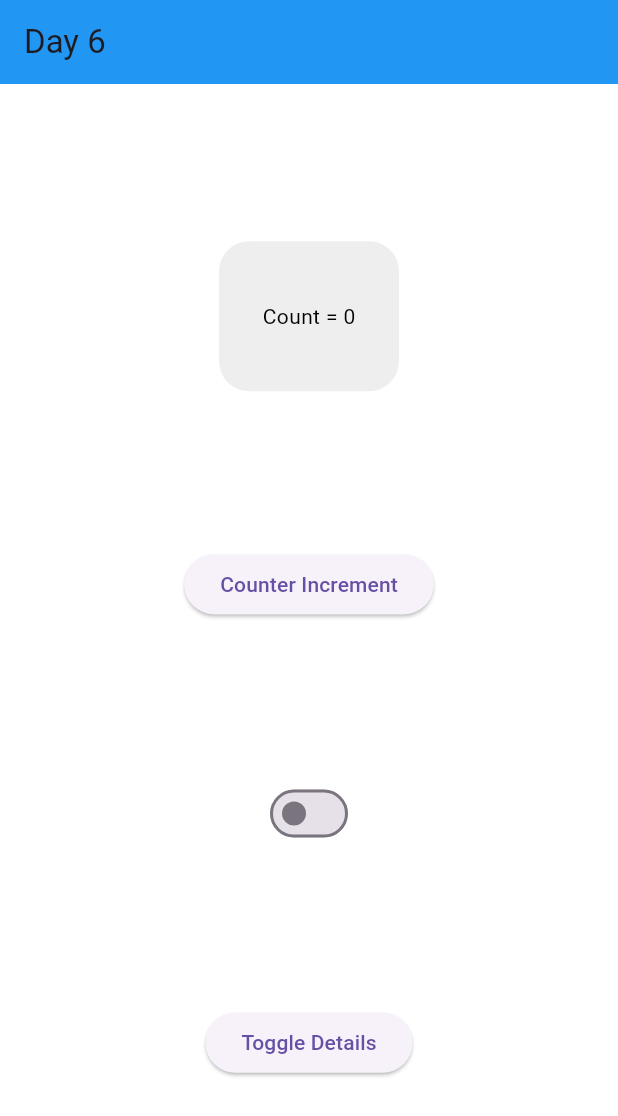
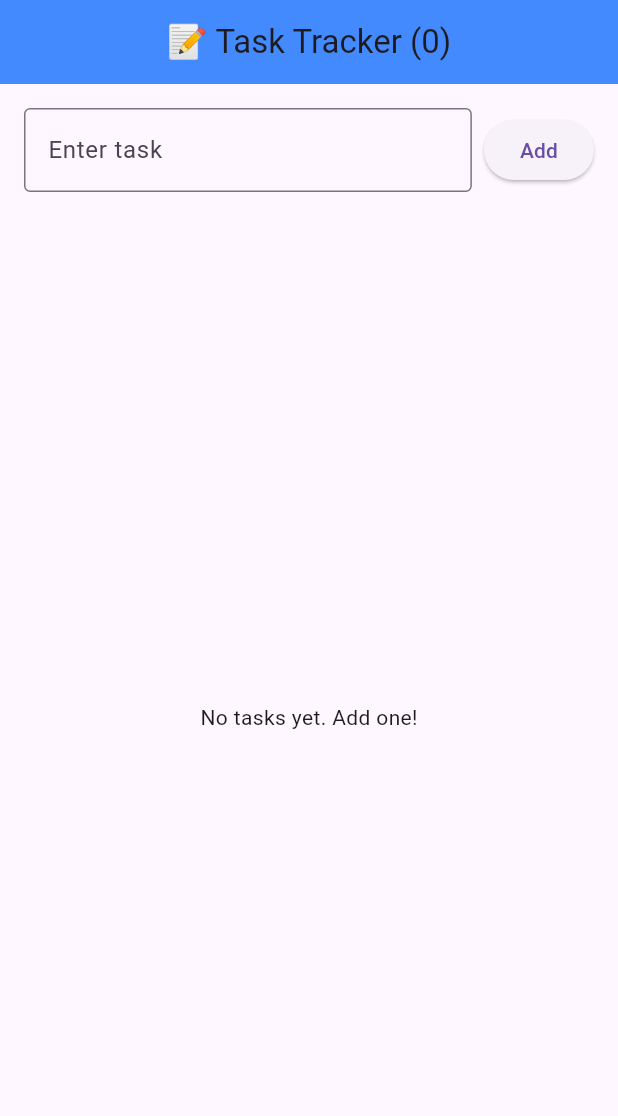
Before and after one commit to sahilubale2510/Flutter_practice, a Flutter app: the screen it shows after launch, on a phone screen of 412 x 824 dp. Shown: the top 1116 px of the screen. Run offline on Flutter 3.47's test engine with Material 3 defaults, Android fonts, the phone set to English and light mode, and no system bars.

Commit message:
Day 6 practice completed

```diff
--- a/lib/main.dart
+++ b/lib/main.dart
@@ -1,11 +1,11 @@
 import 'package:flutter/material.dart';
-import 'package:week1/pages/day6.dart';
+import 'package:week1/pages/day6_practice.dart';
 
 void main() {
   runApp(
     MaterialApp(
       title: "Week 1",
-      home: Day6Page(),
+      home: TaskTrackerScreen(),
       debugShowCheckedModeBanner: false,
     ),
   );
--- /dev/null
+++ b/lib/pages/day6_practice.dart
@@ -0,0 +1,89 @@
+import 'package:flutter/material.dart';
+
+class TaskTrackerScreen extends StatefulWidget {
+  const TaskTrackerScreen({super.key});
+
+  @override
+  State<TaskTrackerScreen> createState() => _TaskTrackerScreenState();
+}
+
+class _TaskTrackerScreenState extends State<TaskTrackerScreen> {
+  final TextEditingController _controller = TextEditingController();
+  final List<String> _tasks = [];
+
+  void _addTask() {
+    String task = _controller.text.trim();
+    if (task.isNotEmpty) {
+      setState(() {
+        _tasks.add(task);
+        _controller.clear();
+      });
+    }
+  }
+
+  void _removeTask(int index) {
+    setState(() {
+      _tasks.removeAt(index);
+    });
+  }
+
+  @override
+  Widget build(BuildContext context) {
+    return Scaffold(
+      appBar: AppBar(
+        title: Text('📝 Task Tracker (${_tasks.length})'),
+        backgroundColor: Colors.blueAccent,
+        centerTitle: true,
+      ),
+      body: Padding(
+        padding: const EdgeInsets.all(16.0),
+        child: Column(
+          children: [
+            // Input + Add Button
+            Row(
+              children: [
+                Expanded(
+                  child: TextField(
+                    controller: _controller,
+                    decoration: InputDecoration(
+                      labelText: 'Enter task',
+                      border: OutlineInputBorder(),
+                    ),
+                  ),
+                ),
+                SizedBox(width: 8),
+                ElevatedButton(onPressed: _addTask, child: Text('Add')),
+              ],
+            ),
+            SizedBox(height: 20),
+
+            // Task List
+            Expanded(
+              child:
+                  _tasks.isEmpty
+                      ? Center(child: Text('No tasks yet. Add one!'))
+                      : ListView.builder(
+                        itemCount: _tasks.length,
+                        itemBuilder: (context, index) {
+                          return Card(
+                            margin: EdgeInsets.symmetric(vertical: 6),
+                            child: ListTile(
+                              leading: CircleAvatar(
+                                child: Text('${index + 1}'),
+                              ),
+                              title: Text(_tasks[index]),
+                              trailing: IconButton(
+                                icon: Icon(Icons.delete, color: Colors.red),
+                                onPressed: () => _removeTask(index),
+                              ),
+                            ),
+                          );
+                        },
+                      ),
+            ),
+          ],
+        ),
+      ),
+    );
+  }
+}
```
